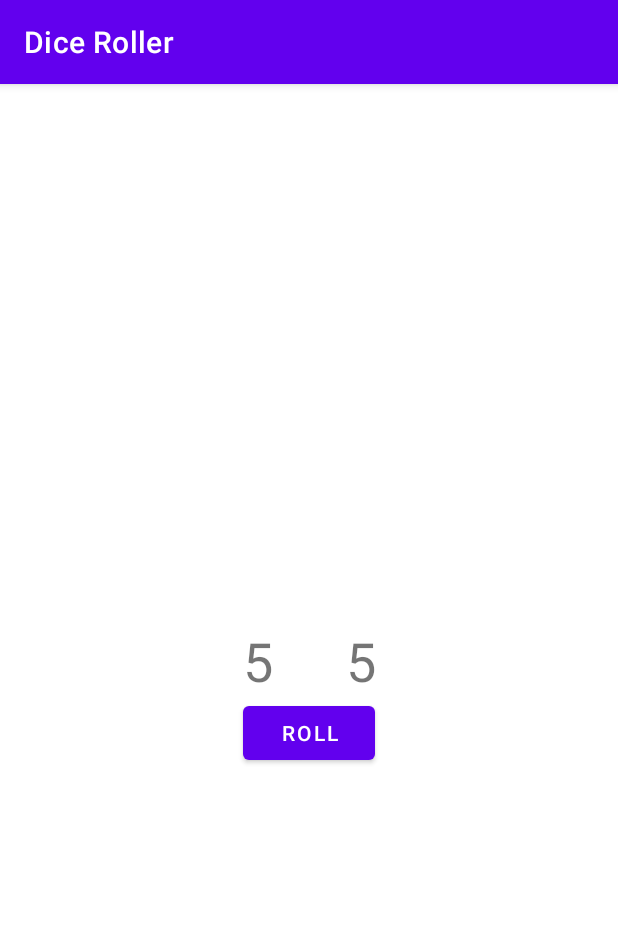
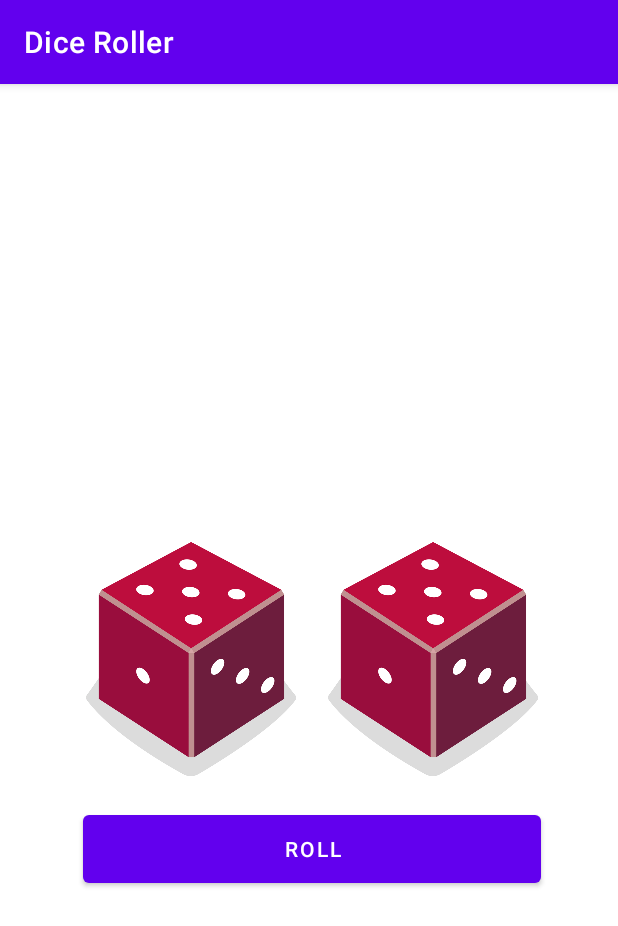
Before and after one commit to emiliiia/AndroidAppDiceRoller-13.02.2023-, an Android app: the screen it shows after launch (MainActivity), after a tap on "ROLL", on a phone screen of 412 x 824 dp. Shown: the top 926 px of the screen. Run offline under Robolectric (Android 15) with nearby library versions, the phone set to English and light mode, and no system bars.

Commit message:
addImagesToTheDiceRollerApp

```diff
--- a/app/src/main/java/com/emilia/mobileapplications/MainActivity.kt
+++ b/app/src/main/java/com/emilia/mobileapplications/MainActivity.kt
@@ -2,6 +2,7 @@ package com.emilia.mobileapplications
 
 import android.os.Bundle
 import android.widget.Button
+import android.widget.ImageView
 import android.widget.TextView
 import androidx.appcompat.app.AppCompatActivity
 
@@ -17,34 +18,68 @@ class MainActivity : AppCompatActivity() {
         val rollButton: Button = findViewById(R.id.button)
         rollButton.setOnClickListener {
             rollDice()
-            rollDice1()
+            rollDice2()
         }
+
+        // Do a dice roll when the app starts
+        rollDice()
+        rollDice2()
     }
 
     /**
      * Roll the dice and update the screen with the result.
      */
     private fun rollDice() {
-        // Create new Dice object with 6 sides and roll it
+        // Create new Dice object with 6 sides and roll the dice
         val dice = Dice(6)
         val diceRoll = dice.roll()
 
-        // Update the screen with the dice roll
-        val resultTextView: TextView = findViewById(R.id.textView)
-        resultTextView.text = diceRoll.toString()
+        // Find the ImageView in the layout
+        val diceImage: ImageView = findViewById(R.id.imageView)
+
+        // Determine which drawable resource ID to use based on the dice roll
+        val drawableResource = when (diceRoll) {
+            1 -> R.drawable.dice_1
+            2 -> R.drawable.dice_2
+            3 -> R.drawable.dice_3
+            4 -> R.drawable.dice_4
+            5 -> R.drawable.dice_5
+            else -> R.drawable.dice_6
+        }
+
+        // Update the ImageView with the correct drawable resource ID
+        diceImage.setImageResource(drawableResource)
+
+        // Update the content description
+        diceImage.contentDescription = diceRoll.toString()
     }
 
     /**
      * Roll second dice and update the screen with the result.
      */
-    private fun rollDice1() {
-        // Create new Dice object with 6 sides and roll it
+    private fun rollDice2() {
+        // Create new Dice object with 6 sides and roll the dice
         val dice = Dice(6)
         val diceRoll = dice.roll()
 
-        // Update the screen with the dice roll
-        val resultTextView: TextView = findViewById(R.id.textView2)
-        resultTextView.text = diceRoll.toString()
+        // Find the ImageView in the layout
+        val diceImage: ImageView = findViewById(R.id.imageView2)
+
+        // Determine which drawable resource ID to use based on the dice roll
+        val drawableResource = when (diceRoll) {
+            1 -> R.drawable.dice_1
+            2 -> R.drawable.dice_2
+            3 -> R.drawable.dice_3
+            4 -> R.drawable.dice_4
+            5 -> R.drawable.dice_5
+            else -> R.drawable.dice_6
+        }
+
+        // Update the ImageView with the correct drawable resource ID
+        diceImage.setImageResource(drawableResource)
+
+        // Update the content description
+        diceImage.contentDescription = diceRoll.toString()
     }
 }
 
--- a/app/src/main/res/layout/activity_main.xml
+++ b/app/src/main/res/layout/activity_main.xml
@@ -6,37 +6,39 @@
     android:layout_height="match_parent"
     tools:context=".MainActivity">
 
-    <TextView
-        android:id="@+id/textView"
-        android:layout_width="wrap_content"
-        android:layout_height="wrap_content"
-        android:textSize="36sp"
+    <ImageView
+        android:id="@+id/imageView2"
+        android:layout_width="140dp"
+        android:layout_height="180dp"
         app:layout_constraintBottom_toBottomOf="parent"
         app:layout_constraintEnd_toEndOf="parent"
-        app:layout_constraintHorizontal_bias="0.414"
+        app:layout_constraintHorizontal_bias="0.804"
         app:layout_constraintStart_toStartOf="parent"
         app:layout_constraintTop_toTopOf="parent"
-        tools:text="1" />
+        app:layout_constraintVertical_bias="0.499"
+        tools:srcCompat="@drawable/dice_1" />
 
     <Button
         android:id="@+id/button"
-        android:layout_width="wrap_content"
-        android:layout_height="wrap_content"
+        android:layout_width="305dp"
+        android:layout_height="57dp"
+        android:layout_marginTop="8dp"
         android:text="@string/roll"
         app:layout_constraintEnd_toEndOf="parent"
+        app:layout_constraintHorizontal_bias="0.518"
         app:layout_constraintStart_toStartOf="parent"
-        app:layout_constraintTop_toBottomOf="@+id/textView" />
+        app:layout_constraintTop_toBottomOf="@+id/imageView" />
 
-    <TextView
-        android:id="@+id/textView2"
-        android:layout_width="wrap_content"
-        android:layout_height="wrap_content"
-        android:textSize="36sp"
+    <ImageView
+        android:id="@+id/imageView"
+        android:layout_width="140dp"
+        android:layout_height="180dp"
         app:layout_constraintBottom_toBottomOf="parent"
         app:layout_constraintEnd_toEndOf="parent"
-        app:layout_constraintHorizontal_bias="0.588"
+        app:layout_constraintHorizontal_bias="0.21"
         app:layout_constraintStart_toStartOf="parent"
         app:layout_constraintTop_toTopOf="parent"
-        tools:text="1" />
+        app:layout_constraintVertical_bias="0.499"
+        tools:srcCompat="@drawable/dice_1" />
 
 </androidx.constraintlayout.widget.ConstraintLayout>
```
Also changed, not shown: app/src/main/res/drawable/dice_1.png (added), app/src/main/res/drawable/dice_2.png (added), app/src/main/res/drawable/dice_3.png (added), app/src/main/res/drawable/dice_4.png (added), app/src/main/res/drawable/dice_5.png (added), app/src/main/res/drawable/dice_6.png (added).
